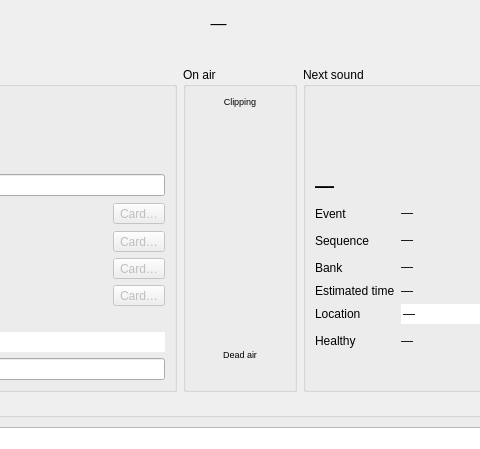
This is src/machincast/interface/ui/default_screen.ui in dascritch/machincast as Qt 5 draws it before an edit; both pictures show x 310 to 790 and y 0 to 449 of the 1100 by 760 pixel window. The edited form follows.
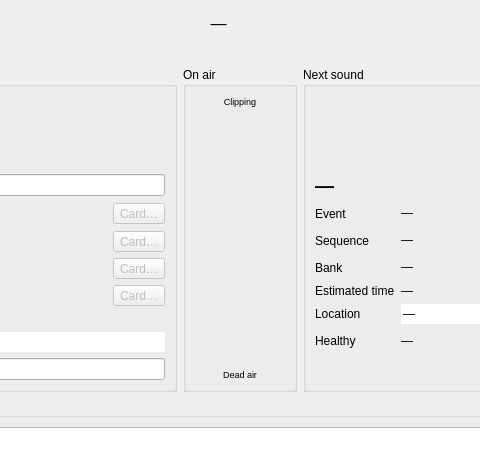
This is the edited form.

What changed in the file:
```diff
--- a/src/machincast/interface/ui/default_screen.ui
+++ b/src/machincast/interface/ui/default_screen.ui
@@ -369,7 +369,7 @@
        <property name="title">
         <string>On air</string>
        </property>
-       <layout class="QVBoxLayout" name="on_air_layout" stretch="0,1,0,0">
+       <layout class="QVBoxLayout" name="on_air_layout" stretch="0,1,0">
         <item>
          <widget class="QLabel" name="clipping_light">
           <property name="font">
@@ -422,16 +422,6 @@
           </property>
          </widget>
         </item>
-        <item>
-         <widget class="QLabel" name="monitor_state">
-          <property name="text">
-           <string/>
-          </property>
-          <property name="wordWrap">
-           <bool>true</bool>
-          </property>
-         </widget>
-        </item>
        </layout>
       </widget>
      </item>
```
